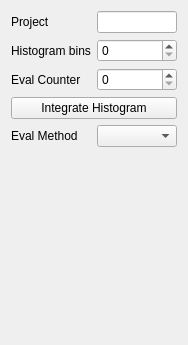
Qt form ui/ScanExperimentSettings.ui (MonroeQuantumNetworks/IonControl) before a commit.
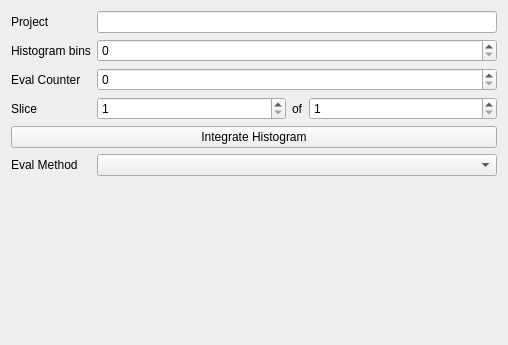
The same form after that commit.

Commit message: added slices to counter values added other returntype

What changed in the file:
```diff
--- a/ui/ScanExperimentSettings.ui
+++ b/ui/ScanExperimentSettings.ui
@@ -6,7 +6,7 @@
    <rect>
     <x>0</x>
     <y>0</y>
-    <width>188</width>
+    <width>508</width>
     <height>345</height>
    </rect>
   </property>
@@ -14,7 +14,7 @@
    <string>Experiment Settings</string>
   </property>
   <layout class="QGridLayout" name="gridLayout">
-   <item row="1" column="1" colspan="2">
+   <item row="1" column="1" colspan="3">
     <widget class="QSpinBox" name="histogramBinsBox">
      <property name="sizePolicy">
       <sizepolicy hsizetype="Minimum" vsizetype="Fixed">
@@ -24,14 +24,14 @@
      </property>
     </widget>
    </item>
-   <item row="5" column="0" colspan="3">
+   <item row="6" column="0" colspan="4">
     <widget class="QStackedWidget" name="evalStackedWidget">
      <property name="currentIndex">
       <number>-1</number>
      </property>
     </widget>
    </item>
-   <item row="3" column="0" colspan="3">
+   <item row="4" column="0" colspan="4">
     <widget class="QPushButton" name="integrateHistogramButton">
      <property name="text">
       <string>Integrate Histogram</string>
@@ -41,10 +41,10 @@
      </property>
     </widget>
    </item>
-   <item row="4" column="1" colspan="2">
+   <item row="5" column="1" colspan="3">
     <widget class="QComboBox" name="evalMethodCombo"/>
    </item>
-   <item row="0" column="1" colspan="2">
+   <item row="0" column="1" colspan="3">
     <widget class="QLineEdit" name="projectEdit">
      <property name="sizePolicy">
       <sizepolicy hsizetype="Expanding" vsizetype="Fixed">
@@ -54,7 +54,7 @@
      </property>
     </widget>
    </item>
-   <item row="4" column="0">
+   <item row="5" column="0">
     <widget class="QLabel" name="label_5">
      <property name="text">
       <string>Eval Method</string>
@@ -75,7 +75,7 @@
      </property>
     </widget>
    </item>
-   <item row="2" column="1" colspan="2">
+   <item row="2" column="1" colspan="3">
     <widget class="QSpinBox" name="counterSpinBox">
      <property name="maximum">
       <number>7</number>
@@ -89,6 +89,52 @@
      </property>
     </widget>
    </item>
+   <item row="3" column="0">
+    <widget class="QLabel" name="label_3">
+     <property name="text">
+      <string>Slice</string>
+     </property>
+    </widget>
+   </item>
+   <item row="3" column="3">
+    <widget class="QSpinBox" name="sliceTotalBox">
+     <property name="sizePolicy">
+      <sizepolicy hsizetype="Minimum" vsizetype="Fixed">
+       <horstretch>1</horstretch>
+       <verstretch>0</verstretch>
+      </sizepolicy>
+     </property>
+     <property name="minimum">
+      <number>1</number>
+     </property>
+    </widget>
+   </item>
+   <item row="3" column="1">
+    <widget class="QSpinBox" name="sliceNoBox">
+     <property name="sizePolicy">
+      <sizepolicy hsizetype="Minimum" vsizetype="Fixed">
+       <horstretch>1</horstretch>
+       <verstretch>0</verstretch>
+      </sizepolicy>
+     </property>
+     <property name="minimum">
+      <number>1</number>
+     </property>
+    </widget>
+   </item>
+   <item row="3" column="2">
+    <widget class="QLabel" name="label_6">
+     <property name="sizePolicy">
+      <sizepolicy hsizetype="Fixed" vsizetype="Preferred">
+       <horstretch>0</horstretch>
+       <verstretch>0</verstretch>
+      </sizepolicy>
+     </property>
+     <property name="text">
+      <string>of</string>
+     </property>
+    </widget>
+   </item>
   </layout>
  </widget>
  <resources/>
```
The commit also changes 4 other files.
